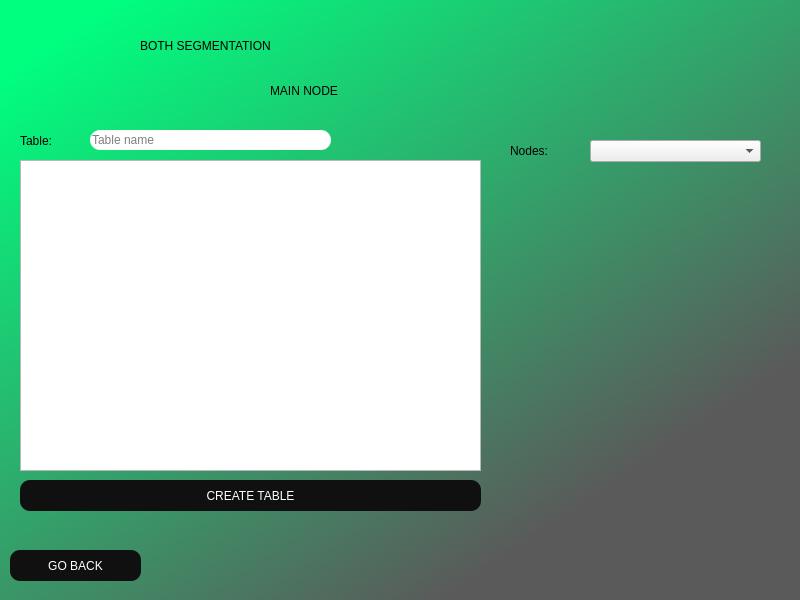
Above: GUI/mainBothWindow.ui from Solis-Steven/databaseProject2 before the change. Below: the same form after it.
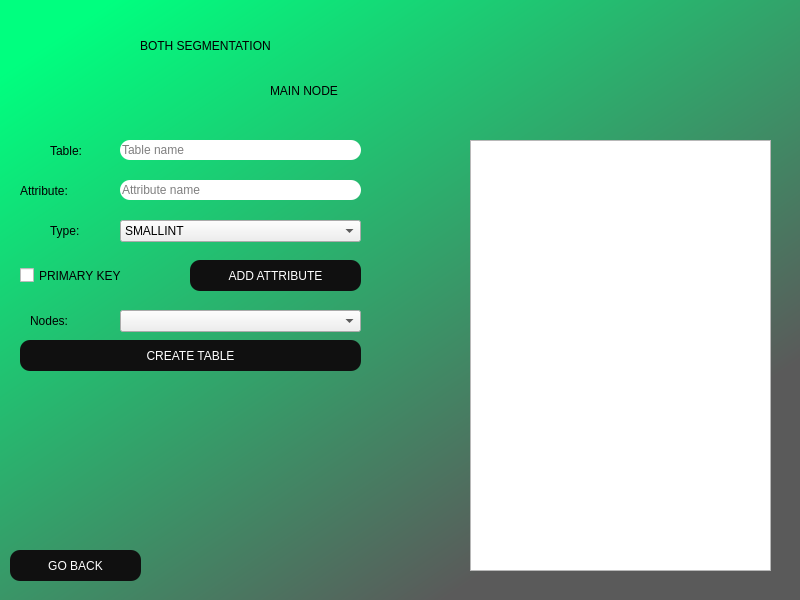
That is the form after the change.

```diff
--- a/GUI/mainBothWindow.ui
+++ b/GUI/mainBothWindow.ui
@@ -48,74 +48,6 @@
      <string>BOTH SEGMENTATION</string>
     </property>
    </widget>
-   <widget class="QLabel" name="lblTableName">
-    <property name="geometry">
-     <rect>
-      <x>20</x>
-      <y>120</y>
-      <width>81</width>
-      <height>41</height>
-     </rect>
-    </property>
-    <property name="styleSheet">
-     <string notr="true">font: 75 16pt &quot;Arial&quot;;
-color: black;</string>
-    </property>
-    <property name="text">
-     <string>Table:</string>
-    </property>
-   </widget>
-   <widget class="QLabel" name="lblNodes">
-    <property name="geometry">
-     <rect>
-      <x>510</x>
-      <y>130</y>
-      <width>81</width>
-      <height>41</height>
-     </rect>
-    </property>
-    <property name="styleSheet">
-     <string notr="true">font: 75 16pt &quot;Arial&quot;;
-color: black;</string>
-    </property>
-    <property name="text">
-     <string>Nodes:</string>
-    </property>
-   </widget>
-   <widget class="QPushButton" name="btnCreate">
-    <property name="geometry">
-     <rect>
-      <x>20</x>
-      <y>480</y>
-      <width>461</width>
-      <height>31</height>
-     </rect>
-    </property>
-    <property name="styleSheet">
-     <string notr="true">border-radius: 10px;
-font: 12pt &quot;Arial&quot;;
-background-color: rgb(16, 16, 16);
-color: rgb(255, 255, 255);
-
-</string>
-    </property>
-    <property name="text">
-     <string>CREATE TABLE</string>
-    </property>
-   </widget>
-   <widget class="QComboBox" name="cbNodes">
-    <property name="geometry">
-     <rect>
-      <x>590</x>
-      <y>140</y>
-      <width>171</width>
-      <height>22</height>
-     </rect>
-    </property>
-    <property name="styleSheet">
-     <string notr="true">font: 12pt &quot;Arial&quot;;</string>
-    </property>
-   </widget>
    <widget class="QPushButton" name="btnGoBack">
     <property name="geometry">
      <rect>
@@ -137,39 +69,6 @@
      <string>GO BACK</string>
     </property>
    </widget>
-   <widget class="QTextEdit" name="inputTable">
-    <property name="geometry">
-     <rect>
-      <x>20</x>
-      <y>160</y>
-      <width>461</width>
-      <height>311</height>
-     </rect>
-    </property>
-    <property name="styleSheet">
-     <string notr="true">font: 14pt &quot;Arial&quot;;</string>
-    </property>
-   </widget>
-   <widget class="QLineEdit" name="inputTableName">
-    <property name="geometry">
-     <rect>
-      <x>90</x>
-      <y>130</y>
-      <width>241</width>
-      <height>20</height>
-     </rect>
-    </property>
-    <property name="styleSheet">
-     <string notr="true">border-radius: 10px;
-font: 10pt &quot;Arial&quot;;</string>
-    </property>
-    <property name="text">
-     <string/>
-    </property>
-    <property name="placeholderText">
-     <string>Table name</string>
-    </property>
-   </widget>
    <widget class="QLabel" name="lblTableName_2">
     <property name="geometry">
      <rect>
@@ -187,6 +86,271 @@
      <string>MAIN NODE</string>
     </property>
    </widget>
+   <widget class="QLineEdit" name="inputAttributeName">
+    <property name="geometry">
+     <rect>
+      <x>120</x>
+      <y>180</y>
+      <width>241</width>
+      <height>20</height>
+     </rect>
+    </property>
+    <property name="styleSheet">
+     <string notr="true">border-radius: 10px;
+font: 10pt &quot;Arial&quot;;</string>
+    </property>
+    <property name="text">
+     <string/>
+    </property>
+    <property name="placeholderText">
+     <string>Attribute name</string>
+    </property>
+   </widget>
+   <widget class="QCheckBox" name="chbPrimaryKey">
+    <property name="geometry">
+     <rect>
+      <x>20</x>
+      <y>260</y>
+      <width>161</width>
+      <height>31</height>
+     </rect>
+    </property>
+    <property name="styleSheet">
+     <string notr="true">font: 16pt &quot;Arial&quot;;</string>
+    </property>
+    <property name="text">
+     <string>PRIMARY KEY</string>
+    </property>
+   </widget>
+   <widget class="QPushButton" name="btnAddAttribute">
+    <property name="geometry">
+     <rect>
+      <x>190</x>
+      <y>260</y>
+      <width>171</width>
+      <height>31</height>
+     </rect>
+    </property>
+    <property name="styleSheet">
+     <string notr="true">border-radius: 10px;
+font: 12pt &quot;Arial&quot;;
+background-color: rgb(16, 16, 16);
+color: rgb(255, 255, 255);
+
+</string>
+    </property>
+    <property name="text">
+     <string>ADD ATTRIBUTE</string>
+    </property>
+   </widget>
+   <widget class="QLabel" name="lblNodes">
+    <property name="geometry">
+     <rect>
+      <x>30</x>
+      <y>300</y>
+      <width>81</width>
+      <height>41</height>
+     </rect>
+    </property>
+    <property name="styleSheet">
+     <string notr="true">font: 75 16pt &quot;Arial&quot;;
+color: black;</string>
+    </property>
+    <property name="text">
+     <string>Nodes:</string>
+    </property>
+   </widget>
+   <widget class="QPushButton" name="btnCreate">
+    <property name="geometry">
+     <rect>
+      <x>20</x>
+      <y>340</y>
+      <width>341</width>
+      <height>31</height>
+     </rect>
+    </property>
+    <property name="styleSheet">
+     <string notr="true">border-radius: 10px;
+font: 12pt &quot;Arial&quot;;
+background-color: rgb(16, 16, 16);
+color: rgb(255, 255, 255);
+
+</string>
+    </property>
+    <property name="text">
+     <string>CREATE TABLE</string>
+    </property>
+   </widget>
+   <widget class="QLineEdit" name="inputName">
+    <property name="geometry">
+     <rect>
+      <x>120</x>
+      <y>140</y>
+      <width>241</width>
+      <height>20</height>
+     </rect>
+    </property>
+    <property name="styleSheet">
+     <string notr="true">border-radius: 10px;
+font: 10pt &quot;Arial&quot;;</string>
+    </property>
+    <property name="text">
+     <string/>
+    </property>
+    <property name="placeholderText">
+     <string>Table name</string>
+    </property>
+   </widget>
+   <widget class="QLabel" name="lblAttributeType">
+    <property name="geometry">
+     <rect>
+      <x>50</x>
+      <y>210</y>
+      <width>81</width>
+      <height>41</height>
+     </rect>
+    </property>
+    <property name="styleSheet">
+     <string notr="true">font: 75 16pt &quot;Arial&quot;;
+color: black;</string>
+    </property>
+    <property name="text">
+     <string>Type:</string>
+    </property>
+   </widget>
+   <widget class="QLabel" name="lblAttributeName">
+    <property name="geometry">
+     <rect>
+      <x>20</x>
+      <y>170</y>
+      <width>81</width>
+      <height>41</height>
+     </rect>
+    </property>
+    <property name="styleSheet">
+     <string notr="true">font: 75 16pt &quot;Arial&quot;;
+color: black;</string>
+    </property>
+    <property name="text">
+     <string>Attribute:</string>
+    </property>
+   </widget>
+   <widget class="QLabel" name="lblTableName">
+    <property name="geometry">
+     <rect>
+      <x>50</x>
+      <y>130</y>
+      <width>81</width>
+      <height>41</height>
+     </rect>
+    </property>
+    <property name="styleSheet">
+     <string notr="true">font: 75 16pt &quot;Arial&quot;;
+color: black;</string>
+    </property>
+    <property name="text">
+     <string>Table:</string>
+    </property>
+   </widget>
+   <widget class="QComboBox" name="cbAttributesType">
+    <property name="geometry">
+     <rect>
+      <x>120</x>
+      <y>220</y>
+      <width>241</width>
+      <height>22</height>
+     </rect>
+    </property>
+    <property name="styleSheet">
+     <string notr="true">font: 12pt &quot;Arial&quot;;</string>
+    </property>
+    <item>
+     <property name="text">
+      <string>SMALLINT</string>
+     </property>
+    </item>
+    <item>
+     <property name="text">
+      <string>INT</string>
+     </property>
+    </item>
+    <item>
+     <property name="text">
+      <string>BIGINT</string>
+     </property>
+    </item>
+    <item>
+     <property name="text">
+      <string>BOOLEAN</string>
+     </property>
+    </item>
+    <item>
+     <property name="text">
+      <string>CHAR(50)</string>
+     </property>
+    </item>
+    <item>
+     <property name="text">
+      <string>VARCHAR(50)</string>
+     </property>
+    </item>
+    <item>
+     <property name="text">
+      <string>JSON</string>
+     </property>
+    </item>
+    <item>
+     <property name="text">
+      <string>SERIAL</string>
+     </property>
+    </item>
+    <item>
+     <property name="text">
+      <string>MONEY</string>
+     </property>
+    </item>
+    <item>
+     <property name="text">
+      <string>DATE</string>
+     </property>
+    </item>
+    <item>
+     <property name="text">
+      <string>TYMESTAMP</string>
+     </property>
+    </item>
+    <item>
+     <property name="text">
+      <string>XML</string>
+     </property>
+    </item>
+   </widget>
+   <widget class="QComboBox" name="cbNodes">
+    <property name="geometry">
+     <rect>
+      <x>120</x>
+      <y>310</y>
+      <width>241</width>
+      <height>22</height>
+     </rect>
+    </property>
+    <property name="styleSheet">
+     <string notr="true">font: 12pt &quot;Arial&quot;;</string>
+    </property>
+   </widget>
+   <widget class="QListWidget" name="lstInsertedNodes">
+    <property name="geometry">
+     <rect>
+      <x>470</x>
+      <y>140</y>
+      <width>301</width>
+      <height>431</height>
+     </rect>
+    </property>
+    <property name="styleSheet">
+     <string notr="true">font: 16pt &quot;Arial&quot;;</string>
+    </property>
+   </widget>
   </widget>
  </widget>
  <resources/>
```
